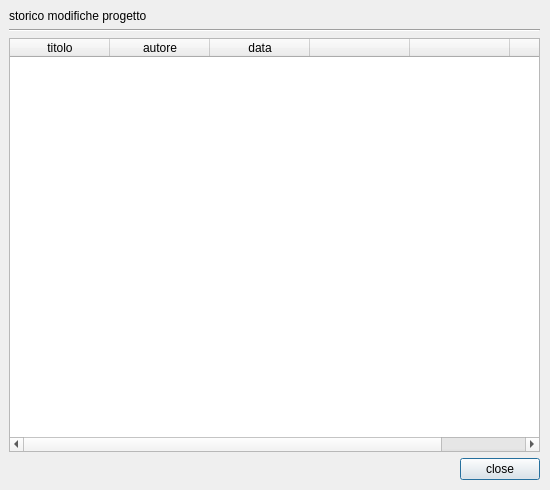
Above: vertical_projectshare/projectshare_history.ui from Verticalsrl/qgs-share before the change. Below: the same form after it.
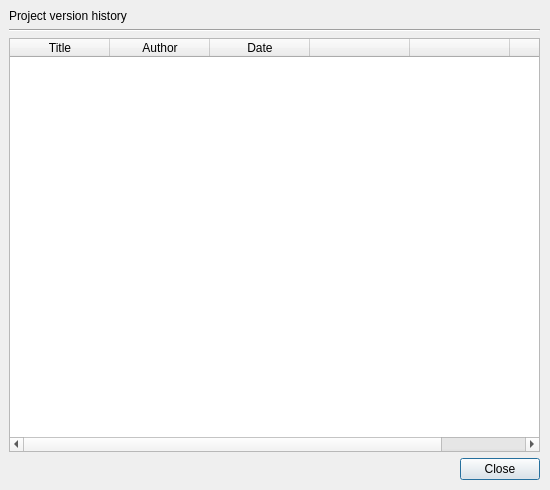
That is the form after the change.

Commit message:
English UI, info button moved last, Vertical contact, install page
- move the info button to the end of the toolbar
- translate the whole UI to English (toolbar tooltips, dialogs, history window,
  messages, .ui labels, snapshot dialog buttons)
- info dialog: English text + a 'Report a problem' section with Vertical's
  email and website
- metadata: English description + detailed 'about' (the plugin-manager install
  page), plus tracker (issues) and homepage links
- README rewritten in English

Claude-Session: https://claude.ai/code/session_01VW8npcH9aEvA1H5LqJkKq9

Patch:
```diff
--- a/vertical_projectshare/projectshare_history.ui
+++ b/vertical_projectshare/projectshare_history.ui
@@ -29,7 +29,7 @@
     <item>
      <widget class="QLabel" name="label_listing_title">
       <property name="text">
-       <string>storico modifiche progetto</string>
+       <string>Project version history</string>
       </property>
      </widget>
     </item>
@@ -50,17 +50,17 @@
       </property>
       <column>
        <property name="text">
-        <string>titolo</string>
+        <string>Title</string>
        </property>
       </column>
       <column>
        <property name="text">
-        <string>autore</string>
+        <string>Author</string>
        </property>
       </column>
       <column>
        <property name="text">
-        <string>data</string>
+        <string>Date</string>
        </property>
       </column>
       <column>
@@ -98,7 +98,7 @@
       <item>
        <widget class="QPushButton" name="button_close">
         <property name="text">
-         <string>close</string>
+         <string>Close</string>
         </property>
        </widget>
       </item>
```
Left out of the diff: 2 changed lines with no effect on the pictures. The commit also changes 6 other files.
